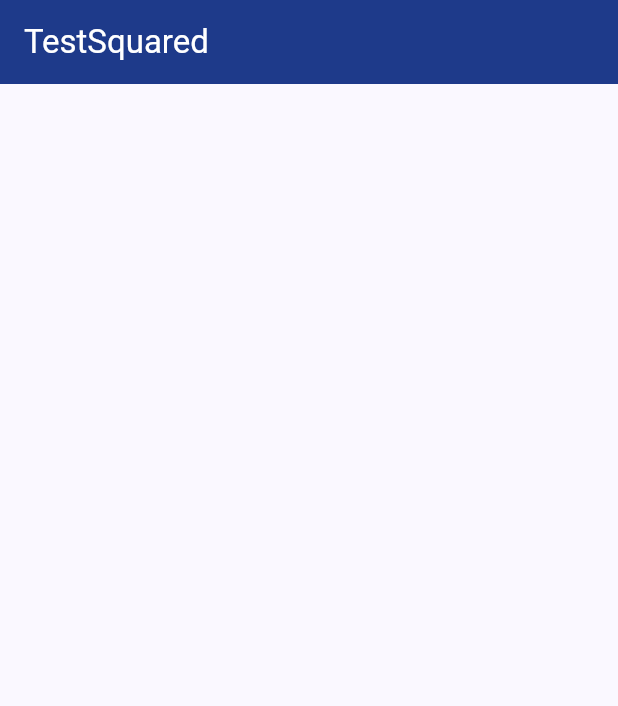
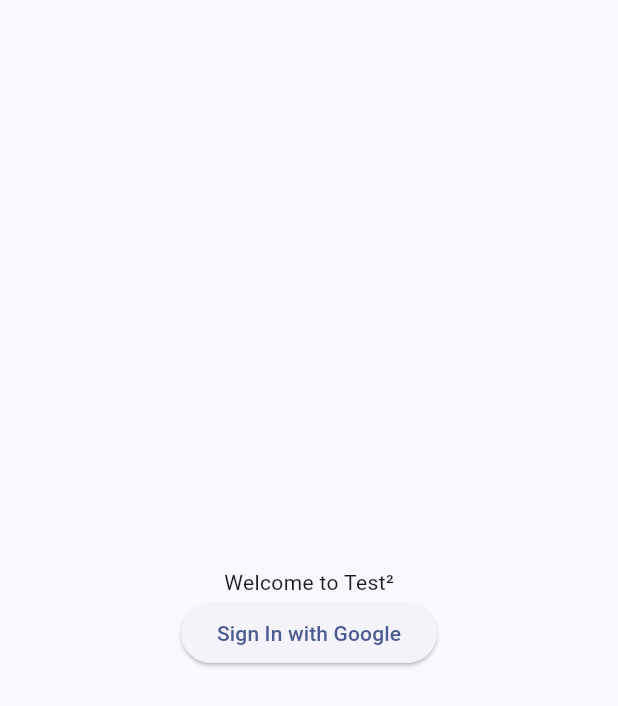
Before and after one commit to cloudnine-ddy/test_squared, a Flutter app: the screen it shows after launch, on a phone screen of 412 x 824 dp. Shown: the top 706 px of the screen. Run offline on Flutter 3.47's test engine with Material 3 defaults, Android fonts, the phone set to English and light mode, and no system bars.

Commit message:
[feat]: create basic login screen UI

```diff
--- /dev/null
+++ b/lib/features/auth/login_screen.dart
@@ -0,0 +1,25 @@
+import 'package:flutter/material.dart';
+
+class LoginScreen extends StatelessWidget {
+  const LoginScreen({super.key});
+
+  @override
+  Widget build(BuildContext context) {
+    return Scaffold(
+      body: Center(
+        child: Column(
+          mainAxisAlignment: MainAxisAlignment.center,
+          children: [
+            const Text('Welcome to Test²'),
+            ElevatedButton(
+              onPressed: () {
+                // TODO: Add sign in logic
+              },
+              child: const Text('Sign In with Google'),
+            ),
+          ],
+        ),
+      ),
+    );
+  }
+}
--- a/lib/main.dart
+++ b/lib/main.dart
@@ -1,5 +1,6 @@
 import 'package:flutter/material.dart';
 import 'core/theme/app_theme.dart';
+import 'features/auth/login_screen.dart';
 
 void main() {
   runApp(const TestSquaredApp());
@@ -13,11 +14,7 @@ class TestSquaredApp extends StatelessWidget {
     return MaterialApp(
       title: 'TestSquared',
       theme: AppTheme.lightTheme,
-      home: Scaffold(
-        appBar: AppBar(
-          title: const Text('TestSquared'),
-        ),
-      ),
+      home: const LoginScreen(),
     );
   }
 }
--- a/pubspec.yaml
+++ b/pubspec.yaml
@@ -34,6 +34,8 @@ dependencies:
   # The following adds the Cupertino Icons font to your application.
   # Use with the CupertinoIcons class for iOS style icons.
   cupertino_icons: ^1.0.8
+  go_router: ^17.0.1
+  flutter_riverpod: ^3.0.3
 
 dev_dependencies:
   flutter_test:
```
Also changed, not shown: pubspec.lock.
